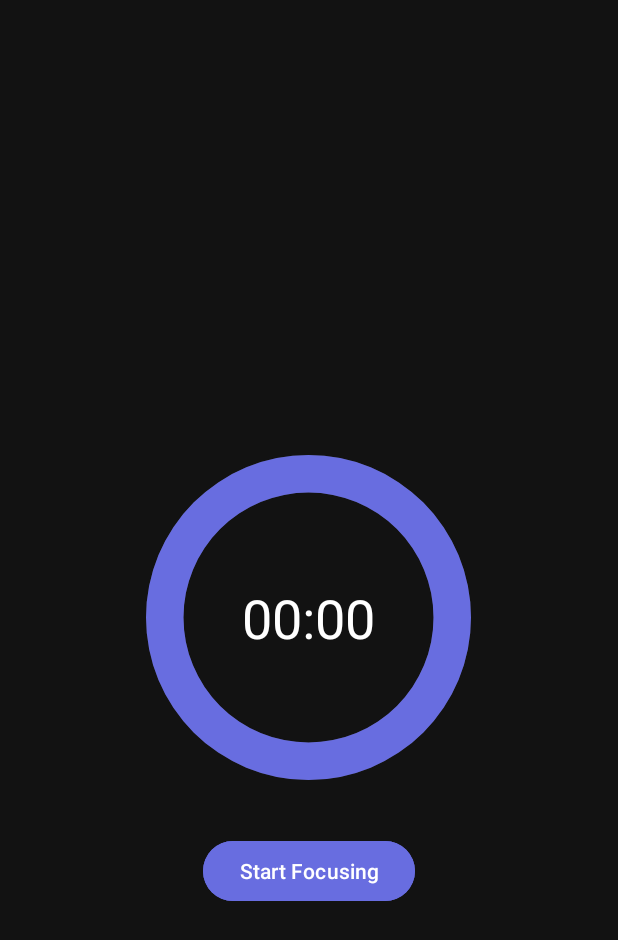
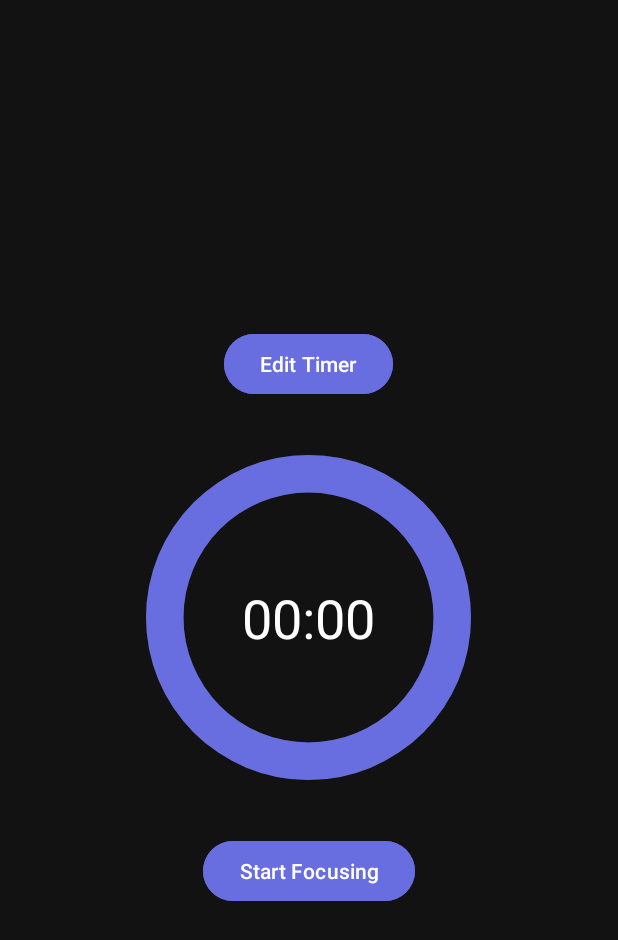
Before and after one commit to riojr100/Project_Kelompok3, an Android app: the layout activity_focus_mode.xml on its own in the app's theme, with its tools: preview values and no code run, on a phone screen of 412 x 824 dp. Shown: the top 940 px of the screen. Run offline under Robolectric (Android 15) with nearby library versions, the phone set to English and light mode, and no system bars.

Commit message:
Focus Mode Timer Input & Display

```diff
--- a/app/src/main/res/layout/activity_focus_mode.xml
+++ b/app/src/main/res/layout/activity_focus_mode.xml
@@ -3,6 +3,18 @@
     android:layout_width="match_parent"
     android:layout_height="match_parent"
     android:background="#121212">
+
+    <!-- Edit Timer Button -->
+    <Button
+        android:id="@+id/editTimerButton"
+        android:layout_width="wrap_content"
+        android:layout_height="wrap_content"
+        android:layout_above="@id/progressBar"
+        android:layout_centerHorizontal="true"
+        android:text="Edit Timer"
+        android:backgroundTint="#686de0"
+        android:textColor="#ffffff"
+        android:layout_marginBottom="20dp"/>
 
     <!-- Circular ProgressBar -->
     <ProgressBar
```
Also changed, not shown: app/src/main/AndroidManifest.xml (+7 -6 lines), app/src/main/java/com/example/project_kelompok3/FocusModeActivity.kt (+57 -2 lines), app/src/main/res/layout/dialog_edit_timer.xml (added, +26 -0 lines).
